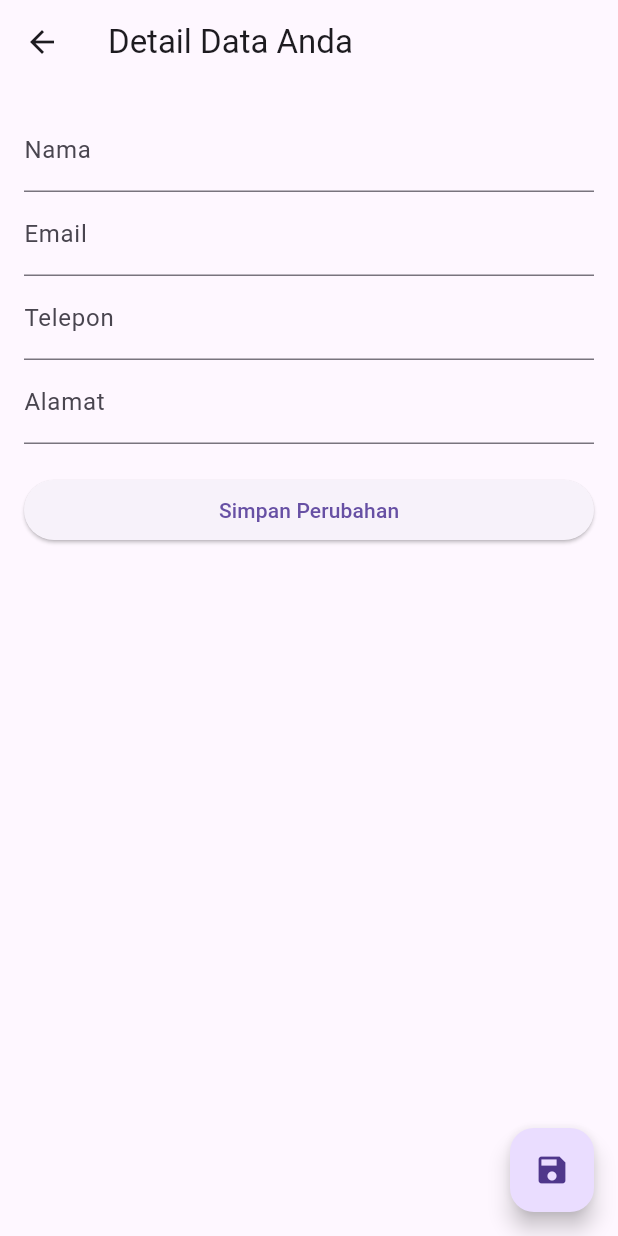
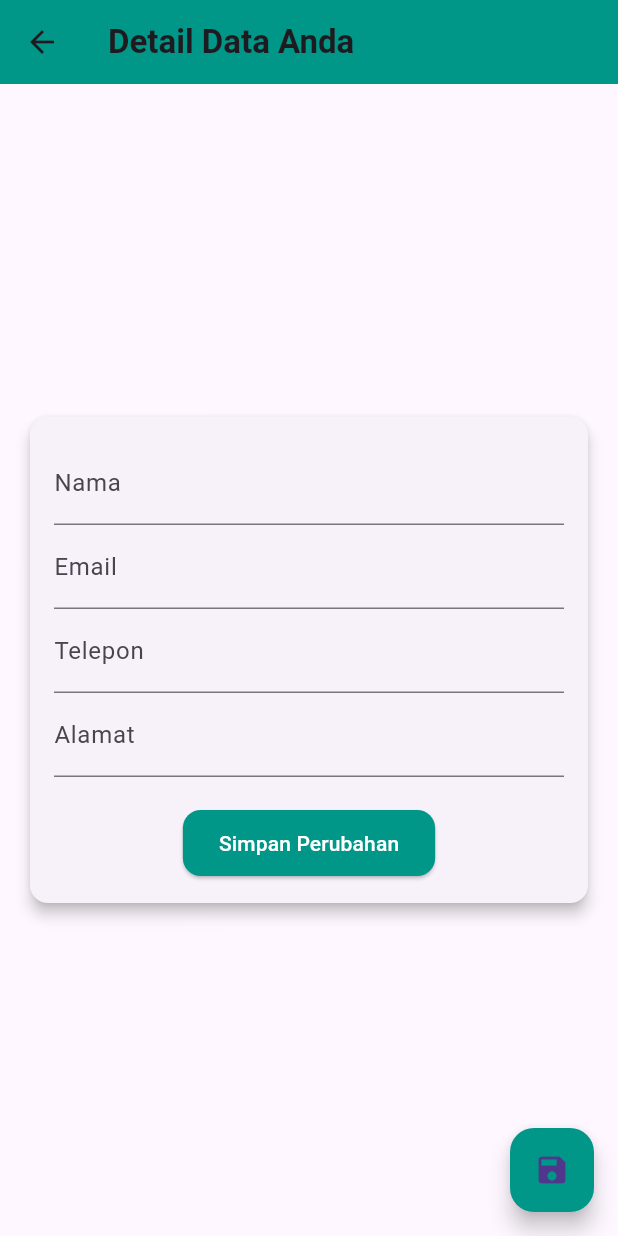
Before and after one commit to RMrsaa7/HIFZHI, a Flutter app: the UserDetailPage screen opened directly, after a tap on the "edit" icon, on a phone screen of 412 x 824 dp. Run offline on Flutter 3.47's test engine with Material 3 defaults, Android fonts, the phone set to English and light mode, and no system bars; our stand-ins replace cloud_firestore, firebase_auth, firebase_core, google_fonts, iconsax; accounts and stored records are empty; network calls fail.

Commit message:
update halaman detail data

```diff
--- a/lib/detail_data.dart
+++ b/lib/detail_data.dart
@@ -54,7 +54,14 @@ class _UserDetailPageState extends State<UserDetailPage> {
             'address': _addressController.text,
           }, SetOptions(merge: true));
 
-          _showConfirmationDialog();
+          ScaffoldMessenger.of(context).showSnackBar(SnackBar(content: Text('Data berhasil diperbarui')));
+
+          // Refresh user data after update
+          await _fetchUserData();
+
+          setState(() {
+            _isEditing = false;
+          });
         } catch (e) {
           ScaffoldMessenger.of(context).showSnackBar(SnackBar(content: Text('Gagal memperbarui data: $e')));
         }
@@ -62,58 +69,33 @@ class _UserDetailPageState extends State<UserDetailPage> {
     }
   }
 
-  void _showConfirmationDialog() {
-    showDialog(
-      context: context,
-      builder: (BuildContext context) {
-        return AlertDialog(
-          title: Text('Konfirmasi Perubahan'),
-          content: Text('Apakah Anda ingin menyimpan perubahan?'),
-          actions: <Widget>[
-            TextButton(
-              child: Text('Tidak'),
-              onPressed: () {
-                Navigator.of(context).pop(); // Tutup dialog
-              },
-            ),
-            TextButton(
-              child: Text('Ya'),
-              onPressed: () {
-                Navigator.of(context).pop(); // Tutup dialog
-                setState(() {
-                  _isEditing = false;
-                });
-                ScaffoldMessenger.of(context).showSnackBar(SnackBar(content: Text('Data berhasil diperbarui')));
-              },
-            ),
-          ],
-        );
-      },
-    );
-  }
-
   @override
   Widget build(BuildContext context) {
     return Scaffold(
       appBar: AppBar(
-        title: Text('Detail Data Anda'),
+        title: Text('Detail Data Anda', style: TextStyle(fontWeight: FontWeight.bold)),
+        backgroundColor: Colors.teal,
       ),
-      body: Padding(
+      body: Center(
+        child: Padding(
           padding: const EdgeInsets.all(16.0),
           child: _isEditing ? _buildEditForm() : _buildUserInfo(),
         ),
-      floatingActionButton: !_isEditing
-          ? FloatingActionButton(
+      ),
+      floatingActionButton: FloatingActionButton(
         onPressed: () {
+          if (_isEditing) {
+            if (_formKey.currentState!.validate()) {
+              _updateUserDetails();
+            }
+          } else {
             setState(() {
               _isEditing = true;
             });
+          }
         },
-              child: Icon(Icons.edit),
-            )
-          : FloatingActionButton(
-              onPressed: _updateUserDetails,
-              child: Icon(Icons.save),
+        child: Icon(_isEditing ? Icons.save : Icons.edit),
+        backgroundColor: Colors.teal,
       ),
     );
   }
@@ -122,43 +104,58 @@ class _UserDetailPageState extends State<UserDetailPage> {
     return Container(
       padding: EdgeInsets.all(16.0),
       decoration: BoxDecoration(
-        border: Border.all(color: Colors.grey.shade300, width: 2.0),
+        color: Colors.white,
+        boxShadow: [
+          BoxShadow(
+            color: Colors.grey.withOpacity(0.3),
+            spreadRadius: 2,
+            blurRadius: 5,
+            offset: Offset(0, 3),
+          ),
+        ],
         borderRadius: BorderRadius.circular(12.0),
       ),
       child: Column(
         crossAxisAlignment: CrossAxisAlignment.start,
         children: [
-          CircleAvatar(
+          Center(
+            child: CircleAvatar(
               radius: 50,
               backgroundImage: NetworkImage(
                 FirebaseAuth.instance.currentUser?.photoURL ?? '',
               ),
+              backgroundColor: Colors.grey.shade200,
+            ),
           ),
           SizedBox(height: 20),
-          _buildInfoField('Nama', _nameController.text),
-          _buildInfoField('Email', _emailController.text),
-          _buildInfoField('Telepon', _phoneController.text),
-          _buildInfoField('Alamat', _addressController.text),
+          _buildInfoField('Nama', _nameController),
+          _buildInfoField('Email', _emailController),
+          _buildInfoField('Telepon', _phoneController),
+          _buildInfoField('Alamat', _addressController),
         ],
       ),
     );
   }
 
-  Widget _buildInfoField(String label, String value) {
+  Widget _buildInfoField(String label, TextEditingController controller) {
     return Padding(
       padding: const EdgeInsets.symmetric(vertical: 8.0),
       child: Column(
         crossAxisAlignment: CrossAxisAlignment.start,
         children: [
-          Text(label, style: TextStyle(fontSize: 18)),
+          Text(label, style: TextStyle(fontSize: 18, fontWeight: FontWeight.bold)),
           SizedBox(height: 5),
-          Container(
-            padding: EdgeInsets.symmetric(horizontal: 12, vertical: 8),
-            decoration: BoxDecoration(
-              border: Border.all(color: Colors.grey.shade300, width: 1.0),
+          TextFormField(
+            controller: controller,
+            readOnly: true,
+            decoration: InputDecoration(
+              filled: true,
+              fillColor: Colors.grey.shade200,
+              border: OutlineInputBorder(
                 borderRadius: BorderRadius.circular(8.0),
+                borderSide: BorderSide.none,
               ),
-            child: Text(value, style: TextStyle(fontSize: 16)),
+            ),
           ),
         ],
       ),
@@ -168,7 +165,15 @@ class _UserDetailPageState extends State<UserDetailPage> {
   Widget _buildEditForm() {
     return Form(
       key: _formKey,
-      child: ListView(
+      child: Card(
+        shape: RoundedRectangleBorder(
+          borderRadius: BorderRadius.circular(12.0),
+        ),
+        elevation: 4,
+        child: Padding(
+          padding: const EdgeInsets.all(16.0),
+          child: Column(
+            mainAxisSize: MainAxisSize.min,
             children: [
               TextFormField(
                 controller: _nameController,
@@ -218,8 +223,18 @@ class _UserDetailPageState extends State<UserDetailPage> {
                   }
                 },
                 child: Text('Simpan Perubahan'),
+                style: ElevatedButton.styleFrom(
+                  backgroundColor: Colors.teal,
+                  foregroundColor: Colors.white,
+                  shape: RoundedRectangleBorder(
+                    borderRadius: BorderRadius.circular(12.0),
+                  ),
+                  padding: EdgeInsets.symmetric(vertical: 12.0, horizontal: 24.0),
+                ),
               ),
             ],
+          ),
+        ),
       ),
     );
   }
```
Lines whose indentation alone changed are shown as unchanged.
